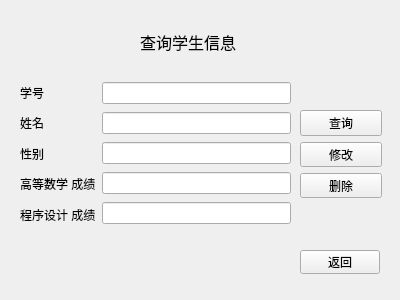
Before: the Qt Designer form SSMS/search_widget.ui in NogiNonoka/StudentStatusManagementSystem, drawn with Qt 5.
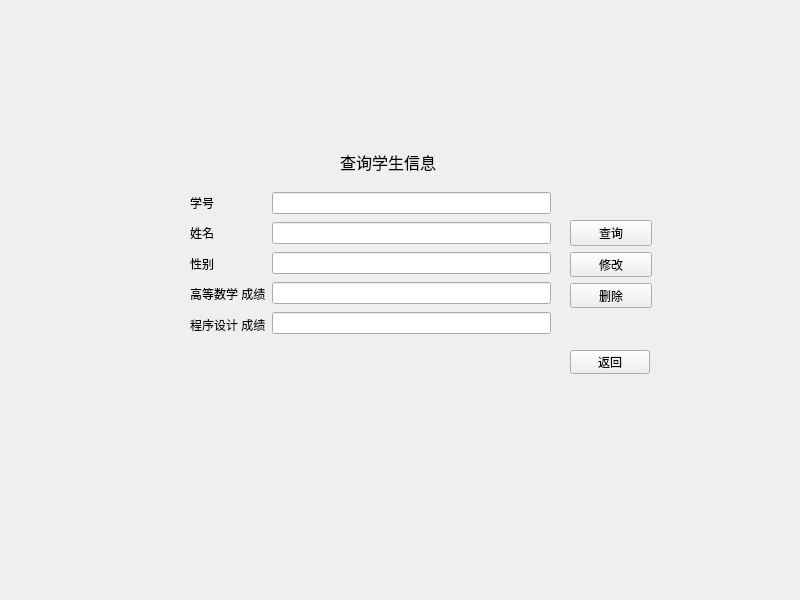
After: the same form once the commit is applied.

The edit to the form file:
```diff
--- a/SSMS/search_widget.ui
+++ b/SSMS/search_widget.ui
@@ -6,8 +6,8 @@
    <rect>
     <x>0</x>
     <y>0</y>
-    <width>400</width>
-    <height>300</height>
+    <width>800</width>
+    <height>600</height>
    </rect>
   </property>
   <property name="windowTitle">
@@ -16,8 +16,8 @@
   <widget class="QPushButton" name="returnButton">
    <property name="geometry">
     <rect>
-     <x>300</x>
-     <y>250</y>
+     <x>570</x>
+     <y>350</y>
      <width>80</width>
      <height>24</height>
     </rect>
@@ -29,8 +29,8 @@
   <widget class="QLabel" name="widgetLabel">
    <property name="geometry">
     <rect>
-     <x>140</x>
-     <y>30</y>
+     <x>340</x>
+     <y>150</y>
      <width>120</width>
      <height>23</height>
     </rect>
@@ -48,9 +48,9 @@
   <widget class="QWidget" name="layoutWidget">
    <property name="geometry">
     <rect>
-     <x>20</x>
-     <y>80</y>
-     <width>271</width>
+     <x>190</x>
+     <y>190</y>
+     <width>361</width>
      <height>147</height>
     </rect>
    </property>
@@ -115,11 +115,11 @@
     </item>
    </layout>
   </widget>
-  <widget class="QWidget" name="">
+  <widget class="QWidget" name="layoutWidget">
    <property name="geometry">
     <rect>
-     <x>300</x>
-     <y>110</y>
+     <x>570</x>
+     <y>220</y>
      <width>82</width>
      <height>88</height>
     </rect>
```
